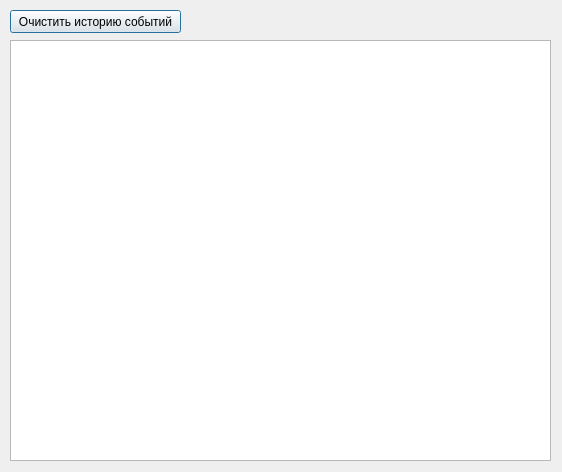
welemir/VarModemStudy, file dialogdiagnostics.ui: the form before one commit.
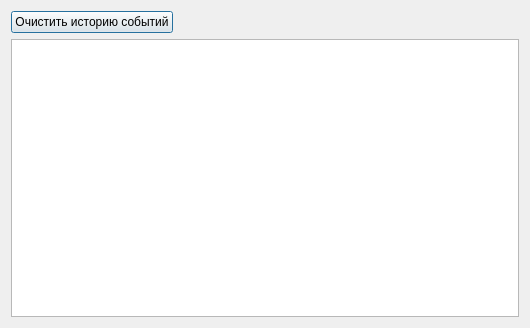
The form after the commit.

Commit message: 01.01.01 Небольшие доработки интерфейса.

Diff of the .ui file:
```diff
--- a/dialogdiagnostics.ui
+++ b/dialogdiagnostics.ui
@@ -6,36 +6,48 @@
    <rect>
     <x>0</x>
     <y>0</y>
-    <width>562</width>
-    <height>472</height>
+    <width>530</width>
+    <height>328</height>
    </rect>
   </property>
   <property name="windowTitle">
    <string>Диагностика</string>
   </property>
-  <widget class="QTextBrowser" name="textBrowser">
-   <property name="geometry">
-    <rect>
-     <x>10</x>
-     <y>40</y>
-     <width>541</width>
-     <height>421</height>
-    </rect>
-   </property>
-  </widget>
-  <widget class="QPushButton" name="pushButtonClearLog">
-   <property name="geometry">
-    <rect>
-     <x>10</x>
-     <y>10</y>
-     <width>171</width>
-     <height>23</height>
-    </rect>
-   </property>
-   <property name="text">
-    <string>Очистить историю событий</string>
-   </property>
-  </widget>
+  <layout class="QVBoxLayout" name="verticalLayout">
+   <item>
+    <layout class="QHBoxLayout" name="horizontalLayout">
+     <property name="spacing">
+      <number>6</number>
+     </property>
+     <property name="sizeConstraint">
+      <enum>QLayout::SetFixedSize</enum>
+     </property>
+     <item>
+      <widget class="QPushButton" name="pushButtonClearLog">
+       <property name="text">
+        <string>Очистить историю событий</string>
+       </property>
+      </widget>
+     </item>
+     <item>
+      <spacer name="horizontalSpacer">
+       <property name="orientation">
+        <enum>Qt::Horizontal</enum>
+       </property>
+       <property name="sizeHint" stdset="0">
+        <size>
+         <width>40</width>
+         <height>20</height>
+        </size>
+       </property>
+      </spacer>
+     </item>
+    </layout>
+   </item>
+   <item>
+    <widget class="QTextBrowser" name="textBrowser"/>
+   </item>
+  </layout>
  </widget>
  <resources/>
  <connections/>
```
Left out of the diff: 19 changed lines with no effect on the pictures. The commit also changes 4 other files.
